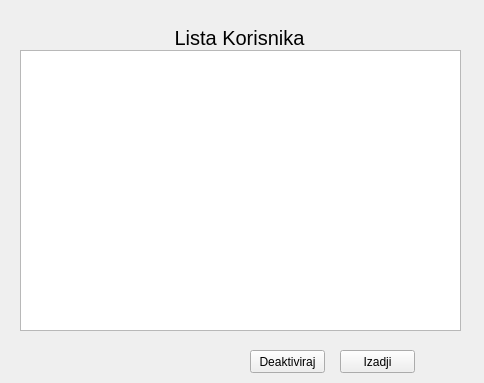
Old version of the form deaktivacijanalogae2.ui in the repository zivke/nabavke.
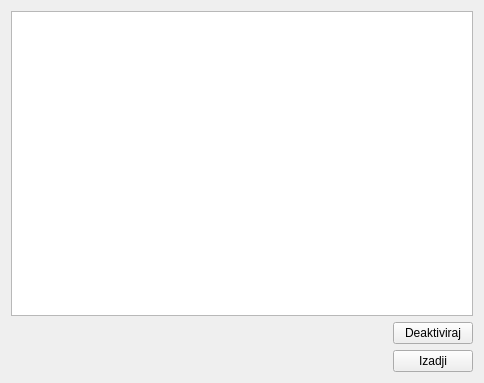
New version of the form.

What changed in the file:
```diff
--- a/deaktivacijanalogae2.ui
+++ b/deaktivacijanalogae2.ui
@@ -11,71 +11,61 @@
    </rect>
   </property>
   <property name="windowTitle">
-   <string>Form</string>
-  </property>
-  <widget class="QTreeView" name="treeView">
-   <property name="geometry">
-    <rect>
-     <x>20</x>
-     <y>50</y>
-     <width>441</width>
-     <height>281</height>
-    </rect>
-   </property>
-  </widget>
-  <widget class="QWidget" name="verticalLayoutWidget">
-   <property name="geometry">
-    <rect>
-     <x>9</x>
-     <y>10</y>
-     <width>461</width>
-     <height>55</height>
-    </rect>
+   <string>Deaktivacija naloga</string>
    </property>
    <layout class="QVBoxLayout" name="verticalLayout">
     <item>
-     <widget class="QLabel" name="label">
-      <property name="font">
-       <font>
-        <pointsize>15</pointsize>
-       </font>
-      </property>
-      <property name="text">
-       <string>Lista Korisnika</string>
-      </property>
-      <property name="alignment">
-       <set>Qt::AlignCenter</set>
-      </property>
-     </widget>
-    </item>
-   </layout>
-  </widget>
+    <widget class="QTreeView" name="treeView"/>
+   </item>
+   <item>
+    <layout class="QHBoxLayout" name="horizontalLayout_2">
+     <item>
+      <spacer name="horizontalSpacer">
+       <property name="orientation">
+        <enum>Qt::Horizontal</enum>
+       </property>
+       <property name="sizeHint" stdset="0">
+        <size>
+         <width>40</width>
+         <height>20</height>
+        </size>
+       </property>
+      </spacer>
+     </item>
+     <item>
   <widget class="QPushButton" name="pushButton">
-   <property name="geometry">
-    <rect>
-     <x>250</x>
-     <y>350</y>
-     <width>75</width>
-     <height>23</height>
-    </rect>
-   </property>
    <property name="text">
     <string>Deaktiviraj</string>
    </property>
   </widget>
+     </item>
+    </layout>
+   </item>
+   <item>
+    <layout class="QHBoxLayout" name="horizontalLayout">
+     <item>
+      <spacer name="horizontalSpacer_2">
+       <property name="orientation">
+        <enum>Qt::Horizontal</enum>
+       </property>
+       <property name="sizeHint" stdset="0">
+        <size>
+         <width>40</width>
+         <height>20</height>
+        </size>
+       </property>
+      </spacer>
+     </item>
+     <item>
   <widget class="QPushButton" name="pushButton_2">
-   <property name="geometry">
-    <rect>
-     <x>340</x>
-     <y>350</y>
-     <width>75</width>
-     <height>23</height>
-    </rect>
-   </property>
    <property name="text">
     <string>Izadji</string>
    </property>
   </widget>
+     </item>
+    </layout>
+   </item>
+  </layout>
  </widget>
  <resources/>
  <connections/>
```
Lines whose indentation alone changed are shown as unchanged.
